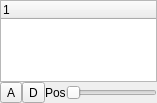
Old version of the form src/widgets/keyframeeditor_ui.ui in the repository KDE/kdenlive.
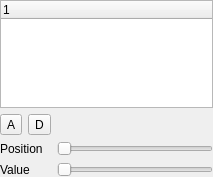
New version of the form.

Commit message: Improve keyframe editor, fix random keyframe sometimes inserted

```diff
--- a/src/widgets/keyframeeditor_ui.ui
+++ b/src/widgets/keyframeeditor_ui.ui
@@ -6,18 +6,15 @@
    <rect>
     <x>0</x>
     <y>0</y>
-    <width>157</width>
-    <height>103</height>
+    <width>213</width>
+    <height>177</height>
    </rect>
   </property>
   <layout class="QGridLayout" name="gridLayout">
    <property name="margin">
     <number>0</number>
    </property>
-   <property name="spacing">
-    <number>0</number>
-   </property>
-   <item row="0" column="0" colspan="4">
+   <item row="0" column="0" colspan="2">
     <widget class="QTreeWidget" name="keyframe_list">
      <property name="alternatingRowColors">
       <bool>true</bool>
@@ -42,6 +39,8 @@
     </widget>
    </item>
    <item row="1" column="0">
+    <layout class="QHBoxLayout" name="horizontalLayout">
+     <item>
     <widget class="QToolButton" name="button_add">
      <property name="text">
       <string>A</string>
@@ -51,7 +50,7 @@
      </property>
     </widget>
    </item>
-   <item row="1" column="1">
+     <item>
     <widget class="QToolButton" name="button_delete">
      <property name="text">
       <string>D</string>
@@ -61,20 +60,49 @@
      </property>
     </widget>
    </item>
-   <item row="1" column="2">
+    </layout>
+   </item>
+   <item row="1" column="1">
+    <spacer name="horizontalSpacer">
+     <property name="orientation">
+      <enum>Qt::Horizontal</enum>
+     </property>
+     <property name="sizeHint" stdset="0">
+      <size>
+       <width>40</width>
+       <height>20</height>
+      </size>
+     </property>
+    </spacer>
+   </item>
+   <item row="2" column="0">
     <widget class="QLabel" name="label">
      <property name="text">
-      <string>Pos</string>
+      <string>Position</string>
      </property>
     </widget>
    </item>
-   <item row="1" column="3">
+   <item row="2" column="1">
     <widget class="QSlider" name="keyframe_pos">
      <property name="orientation">
       <enum>Qt::Horizontal</enum>
      </property>
     </widget>
    </item>
+   <item row="3" column="0">
+    <widget class="QLabel" name="label_2">
+     <property name="text">
+      <string>Value</string>
+     </property>
+    </widget>
+   </item>
+   <item row="3" column="1">
+    <widget class="QSlider" name="keyframe_val">
+     <property name="orientation">
+      <enum>Qt::Horizontal</enum>
+     </property>
+    </widget>
+   </item>
   </layout>
  </widget>
  <resources/>
```
Lines whose indentation alone changed are shown as unchanged. The commit also changes 6 other files.
